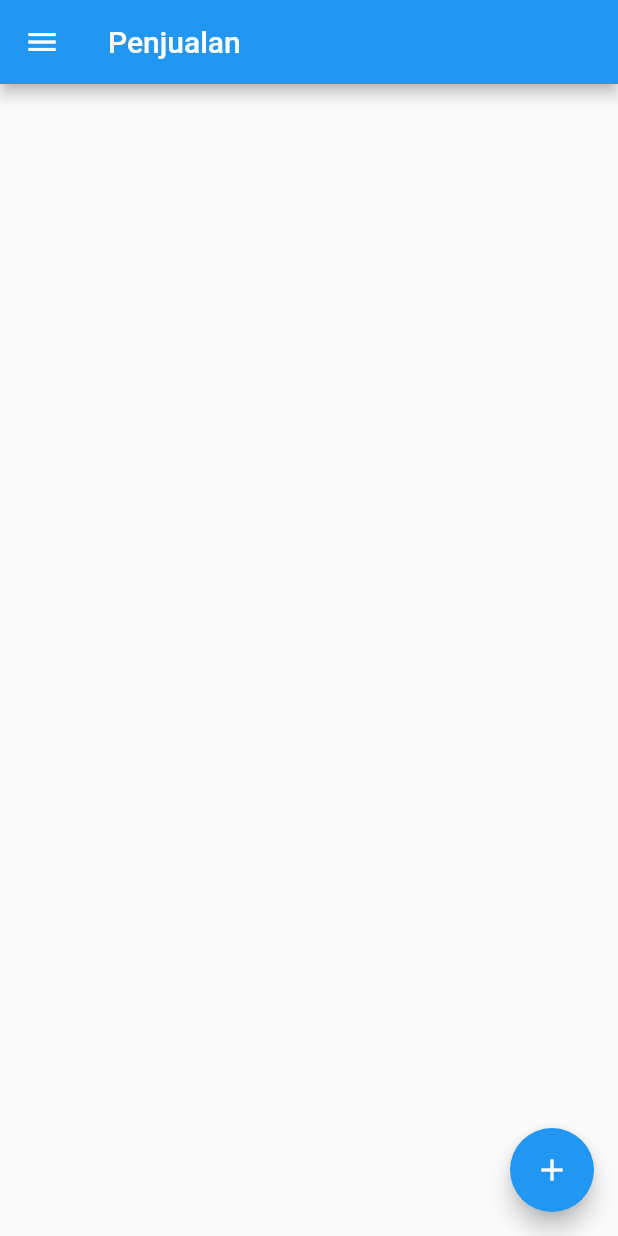
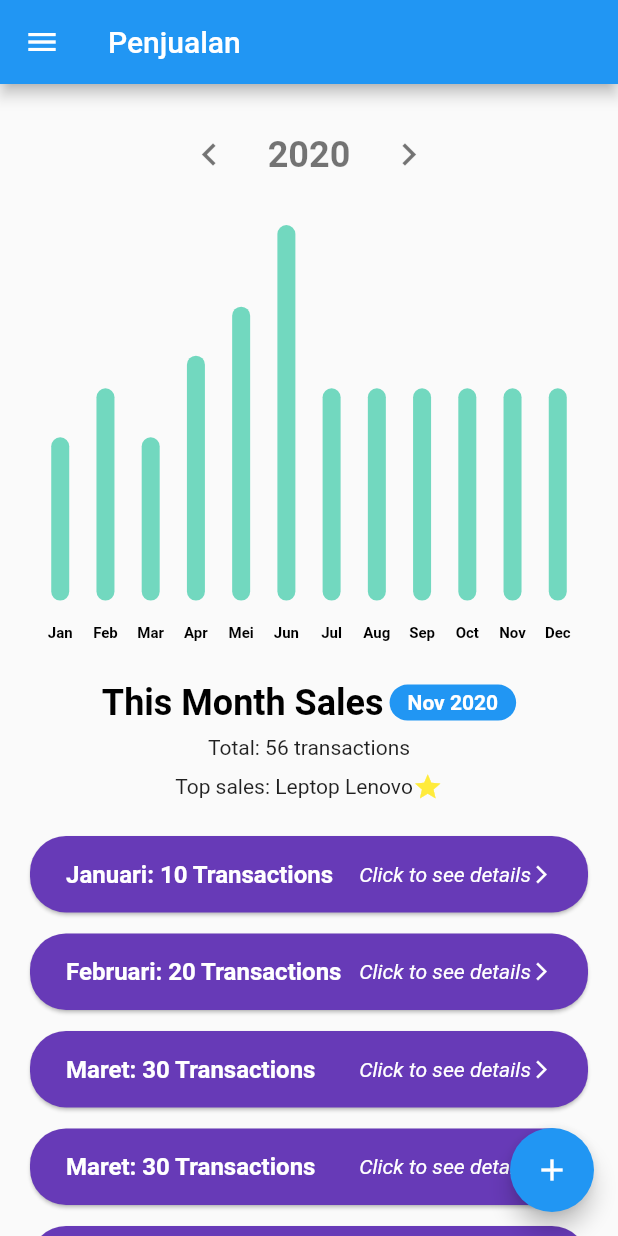
Before and after one commit to melvern24572/skripsi, a Flutter app: the Home screen opened by its route, on a phone screen of 412 x 824 dp. Run offline on Flutter 3.47's test engine with Material 2 defaults, Android fonts, the phone set to English and light mode, and no system bars; drawn by our look-alikes of fl_chart; our stand-ins replace firebase_core, fluttertoast, modal_progress_hud; accounts and stored records are empty; network calls fail.

Commit message:
implement new ui design on home.dart

```diff
--- /dev/null
+++ b/lib/components/bar_chart.dart
@@ -0,0 +1,192 @@
+import 'package:fl_chart/fl_chart.dart';
+import 'package:flutter/material.dart';
+
+class BarChartComponent extends StatefulWidget {
+  @override
+  _BarChartComponentState createState() => _BarChartComponentState();
+}
+
+class _BarChartComponentState extends State<BarChartComponent> {
+  final Color barBackgroundColor = const Color(0xff72d8bf);
+  final Duration animDuration = const Duration(milliseconds: 250);
+  int touchedIndex;
+  bool isPlaying = false;
+
+  @override
+  Widget build(BuildContext context) {
+    return Container(
+        padding: EdgeInsets.all(16.0),
+        alignment: Alignment.center,
+        child: BarChart(
+          mainBarData(),
+          swapAnimationDuration: animDuration,
+        )
+    );
+  }
+
+  BarChartData mainBarData() {
+    return BarChartData(
+      barTouchData: BarTouchData(
+        touchTooltipData: BarTouchTooltipData(
+            tooltipBgColor: Colors.blueGrey,
+            getTooltipItem: (group, groupIndex, rod, rodIndex) {
+              String weekDay;
+              switch (group.x.toInt()) {
+                case 0:
+                  weekDay = 'Januari';
+                  break;
+                case 1:
+                  weekDay = 'Februari';
+                  break;
+                case 2:
+                  weekDay = 'Maret';
+                  break;
+                case 3:
+                  weekDay = 'April';
+                  break;
+                case 4:
+                  weekDay = 'Mei';
+                  break;
+                case 5:
+                  weekDay = 'Juni';
+                  break;
+                case 6:
+                  weekDay = 'Juli';
+                  break;
+                case 7:
+                  weekDay = 'Agustus';
+                  break;
+                case 8:
+                  weekDay = 'September';
+                  break;
+                case 9:
+                  weekDay = 'Oktober';
+                  break;
+                case 10:
+                  weekDay = 'November';
+                  break;
+                case 11:
+                  weekDay = 'Desember';
+                  break;
+              }
+              return BarTooltipItem(
+                  weekDay + '\n' + (rod.y - 1).toString(), TextStyle(color: Colors.yellow));
+            }),
+        touchCallback: (barTouchResponse) {
+          setState(() {
+            if (barTouchResponse.spot != null &&
+                barTouchResponse.touchInput is! FlPanEnd &&
+                barTouchResponse.touchInput is! FlLongPressEnd) {
+              touchedIndex = barTouchResponse.spot.touchedBarGroupIndex;
+            } else {
+              touchedIndex = -1;
+            }
+          });
+        },
+      ),
+      titlesData: FlTitlesData(
+        show: true,
+        bottomTitles: SideTitles(
+          showTitles: true,
+          getTextStyles: (value) =>
+          const TextStyle(color: Colors.black, fontWeight: FontWeight.bold, fontSize: 10),
+          margin: 16,
+          getTitles: (double value) {
+            switch (value.toInt()) {
+              case 0:
+                return 'Jan';
+              case 1:
+                return 'Feb';
+              case 2:
+                return 'Mar';
+              case 3:
+                return 'Apr';
+              case 4:
+                return 'Mei';
+              case 5:
+                return 'Jun';
+              case 6:
+                return 'Jul';
+              case 7:
+                return 'Aug';
+              case 8:
+                return 'Sep';
+              case 9:
+                return 'Oct';
+              case 10:
+                return 'Nov';
+              case 11:
+                return 'Dec';
+              default:
+                return '';
+            }
+          },
+        ),
+        leftTitles: SideTitles(
+          showTitles: false,
+        ),
+      ),
+      borderData: FlBorderData(
+        show: false,
+      ),
+      barGroups: showingGroups(),
+    );
+  }
+
+  List<BarChartGroupData> showingGroups() => List.generate(12, (i) {
+    switch (i) {
+      case 0:
+        return makeGroupData(0, 5, isTouched: i == touchedIndex);
+      case 1:
+        return makeGroupData(1, 6.5, isTouched: i == touchedIndex);
+      case 2:
+        return makeGroupData(2, 5, isTouched: i == touchedIndex);
+      case 3:
+        return makeGroupData(3, 7.5, isTouched: i == touchedIndex);
+      case 4:
+        return makeGroupData(4, 9, isTouched: i == touchedIndex);
+      case 5:
+        return makeGroupData(5, 11.5, isTouched: i == touchedIndex);
+      case 6:
+        return makeGroupData(6, 6.5, isTouched: i == touchedIndex);
+      case 7:
+        return makeGroupData(7, 6.5, isTouched: i == touchedIndex);
+      case 8:
+        return makeGroupData(8, 6.5, isTouched: i == touchedIndex);
+      case 9:
+        return makeGroupData(9, 6.5, isTouched: i == touchedIndex);
+      case 10:
+        return makeGroupData(10, 6.5, isTouched: i == touchedIndex);
+      case 11:
+        return makeGroupData(11, 6.5, isTouched: i == touchedIndex);
+      default:
+        return null;
+    }
+  });
+
+  BarChartGroupData makeGroupData(
+      int x,
+      double y, {
+        bool isTouched = false,
+        Color barColor = const Color(0xff72d8bf),
+        double width = 12,
+        List<int> showTooltips = const [],
+      }) {
+    return BarChartGroupData(
+      x: x,
+      barRods: [
+        BarChartRodData(
+          y: isTouched ? y + 1 : y,
+          colors: isTouched ? [Colors.yellow] : [barColor],
+          width: width,
+          backDrawRodData: BackgroundBarChartRodData(
+            show: false,
+            y: 20,
+            colors: [Colors.black12],
+          ),
+        ),
+      ],
+      showingTooltipIndicators: showTooltips,
+    );
+  }
+}
--- a/lib/components/gridview_card.dart
+++ b/lib/components/gridview_card.dart
@@ -1,3 +1,4 @@
+import 'package:flutter/cupertino.dart';
 import 'package:flutter/material.dart';
 
 class GridViewCard extends StatelessWidget {
@@ -14,23 +15,36 @@ class GridViewCard extends StatelessWidget {
 
   @override
   Widget build(BuildContext context) {
-    return Card(
-      child: GestureDetector(
+    return Container(
+      width: double.infinity,
+      padding: EdgeInsets.symmetric(horizontal: 16, vertical: 3),
+      child: Card(
+        shape: RoundedRectangleBorder(borderRadius: BorderRadius.all(Radius.circular(24))),
+        color: Colors.deepPurple,
+        child: InkWell(
+          splashColor: Colors.purpleAccent,
+          borderRadius: BorderRadius.circular(24),
           onTap: ontap,
-        child: Column(
-          mainAxisAlignment: MainAxisAlignment.center,
-          crossAxisAlignment: CrossAxisAlignment.center,
+          child: Container(
+            decoration: BoxDecoration(borderRadius: BorderRadius.all(Radius.circular(24))),
+            padding: EdgeInsets.symmetric(horizontal: 24, vertical: 16),
+            child: Row(
               children: <Widget>[
                 Text(
                   bulan,
                   style: TextStyle(
-                color: Colors.black,
-                fontSize: 25.0,
+                    color: Colors.white,
+                    fontSize: 16.0,
                     fontWeight: FontWeight.bold,
                   ),
                 ),
-            Text(total, style: TextStyle(color: Colors.black, fontSize: 25.0, fontWeight: FontWeight.bold),),
+                Text(": "+ total + " Transactions", style: TextStyle(color: Colors.white, fontSize: 16.0, fontWeight: FontWeight.bold),),
+                Spacer(),
+                Text("Click to see details", style: TextStyle(color: Colors.white, fontSize: 14.0, fontStyle: FontStyle.italic)),
+                Icon(Icons.arrow_forward_ios_sharp, size: 14, color: Colors.white)
               ],
+            ),
+          ),
         ),
       ),
     );
--- a/lib/home.dart
+++ b/lib/home.dart
@@ -1,6 +1,7 @@
 import 'package:flutter/cupertino.dart';
 import 'package:flutter/material.dart';
 import 'package:fluttertoast/fluttertoast.dart';
+import 'package:skripsi/components/bar_chart.dart';
 import 'package:skripsi/utils/function.dart';
 import 'components/drawer.dart';
 import 'package:skripsi/components/constrant.dart' as constrant;
@@ -10,11 +11,11 @@ import 'dart:convert';
 
 import 'list_transaksi.dart';
 
-class TransaksiSummary{
+class TransaksiSummary {}
 
-}
 class Home extends StatefulWidget {
   static const String routeName = "/home";
+
   @override
   _HomeState createState() => _HomeState();
 }
@@ -25,12 +26,25 @@ class _HomeState extends State<Home> {
   DateTime _dateTime;
   TextEditingController month = TextEditingController();
   List tahun = List();
-  var months = ["","Januari", "Februari", "Maret", "April", "Mei", "Juni", "Juli", "Agustus", "September", "Oktober", "November", "Desember"];
+  var months = [
+    "",
+    "Januari",
+    "Februari",
+    "Maret",
+    "April",
+    "Mei",
+    "Juni",
+    "Juli",
+    "Agustus",
+    "September",
+    "Oktober",
+    "November",
+    "Desember"
+  ];
   List total = List();
   String _mySelection;
   List list = List();
   List data = List();
-
 
   Future getTotal() async {
     var url = "${constrant.url}/getTransaksiSummary.php";
@@ -41,7 +55,7 @@ class _HomeState extends State<Home> {
       total = resBody;
     });
 
-    print('total: $total' );
+    print('total: $total');
     return "Sucess";
   }
 
@@ -58,7 +72,7 @@ class _HomeState extends State<Home> {
     return "Sucess";
   }
 
-  Future addTransaction ()async{
+  Future addTransaction() async {
     var url = "${constrant.url}/createTransaksi.php";
     setState(() {
       showSpinner = true;
@@ -66,9 +80,9 @@ class _HomeState extends State<Home> {
     var response = await http.post(url, body: {
       "id_barang": _mySelection,
       "jumlah": qty.text,
-      "tanggal" : _dateTime.day.toString(),
-      "bulan" : _dateTime.month.toString(),
-      "tahun" : _dateTime.year.toString(),
+      "tanggal": _dateTime.day.toString(),
+      "bulan": _dateTime.month.toString(),
+      "tahun": _dateTime.year.toString(),
     });
     var data = json.decode(response.body);
 
@@ -89,31 +103,135 @@ class _HomeState extends State<Home> {
 
   @override
   Widget build(BuildContext context) {
+    setDummyData();
+
     return Scaffold(
       appBar: AppBar(
         title: Text('Penjualan'),
       ),
       drawer: MainDrawer(),
-      body: GridView.builder(
-        gridDelegate: SliverGridDelegateWithFixedCrossAxisCount(
-          crossAxisCount: 2
+      body: SingleChildScrollView(
+        child: Column(
+          children: [
+            SizedBox(
+              height: 16,
             ),
-        itemBuilder: (context, i){
-          return GridViewCard(
-            bulan: months[int.parse(total[i]['bulan'])],
-            total: total[i]['total'].toString(),
-            ontap: (){
+            Row(
+              mainAxisAlignment: MainAxisAlignment.center,
+              children: [
+                InkWell(
+                  onTap: () {},
+                  borderRadius: BorderRadius.circular(50),
+                  child: Container(
+                    padding: EdgeInsets.all(16),
+                    child: Icon(
+                      Icons.keyboard_arrow_left_sharp,
+                      size: 30,
+                      color: Colors.black54,
+                    ),
+                  ),
+                ),
+                SizedBox(
+                  width: 8,
+                ),
+                Text(
+                  "2020",
+                  style: TextStyle(
+                      fontSize: 24.0,
+                      color: Colors.black54,
+                      fontWeight: FontWeight.bold),
+                ),
+                SizedBox(
+                  width: 8,
+                ),
+                InkWell(
+                  onTap: () {},
+                  borderRadius: BorderRadius.circular(50),
+                  child: Container(
+                    padding: EdgeInsets.all(16),
+                    child: Icon(
+                      Icons.keyboard_arrow_right_sharp,
+                      size: 30,
+                      color: Colors.black54,
+                    ),
+                  ),
+                ),
+              ],
+            ),
+            BarChartComponent(),
+            Row(
+              mainAxisAlignment: MainAxisAlignment.center,
+              children: [
+                Text(
+                  "This Month Sales",
+                  style: TextStyle(
+                      fontSize: 24.0,
+                      color: Colors.black,
+                      fontWeight: FontWeight.bold),
+                ),
+                Container(
+                  margin: EdgeInsets.only(left: 4),
+                  padding:
+                      EdgeInsets.symmetric(vertical: 4.0, horizontal: 12.0),
+                  decoration: BoxDecoration(
+                    color: Colors.blue,
+                    borderRadius: BorderRadius.all(Radius.circular(16)),
+                  ),
+                  child: Text(
+                    "Nov 2020",
+                    style: TextStyle(
+                        color: Colors.white, fontWeight: FontWeight.bold),
+                  ),
+                ),
+              ],
+            ),
+            Container(
+              margin: EdgeInsets.only(top: 8),
+              child: Text(
+                "Total: 56 transactions",
+              ),
+            ),
+            SizedBox(
+              height: 8,
+            ),
+            Row(
+              mainAxisAlignment: MainAxisAlignment.center,
+              crossAxisAlignment: CrossAxisAlignment.center,
+              children: [
+                Container(
+                  child: Text("Top sales: Leptop Lenovo"),
+                ),
+                Icon(
+                  Icons.star,
+                  color: Colors.yellow,
+                  size: 20,
+                ),
+              ],
+            ),
+            SizedBox(
+              height: 16,
+            ),
+            ListView.builder(
+              physics: const NeverScrollableScrollPhysics(),
+              shrinkWrap: true,
+              itemCount: total.length,
+              itemBuilder: (context, i) => GridViewCard(
+                ontap: () {
                   Navigator.push(
                     context,
-                MaterialPageRoute(builder: (context) => ListTransaksi(
+                    MaterialPageRoute(
+                        builder: (context) => ListTransaksi(
                               bulan: total[i]['bulan'],
                               tahun: total[i]['tahun'],
                             )),
                   );
                 },
-          );
-        },
-        itemCount: total.length,
+                bulan: months[int.parse(total[i]['bulan'])],
+                total: total[i]['total'],
+              ),
+            ),
+          ],
+        ),
       ),
       floatingActionButton: FloatingActionButton(
         child: Icon(
@@ -157,20 +275,22 @@ class _HomeState extends State<Home> {
                                   child: Row(
                                     mainAxisSize: MainAxisSize.min,
                                     children: [
-                                      Text(_dateTime == null ? 'Masukkan tanggal' : _dateTime.toString()),
+                                      Text(_dateTime == null
+                                          ? 'Masukkan tanggal'
+                                          : _dateTime.toString()),
                                       Spacer(
                                         flex: 5,
                                       ),
                                       GestureDetector(
                                         child: Icon(Icons.calendar_today),
-                                          onTap: (){
+                                        onTap: () {
                                           showDatePicker(
                                                   context: context,
                                                   initialDate: DateTime.now(),
                                                   firstDate: DateTime(2020),
-                                                lastDate: DateTime(2021)
-                                            ).then((date) {
-                                              setState((){
+                                                  lastDate: DateTime(2021))
+                                              .then((date) {
+                                            setState(() {
                                               _dateTime = date;
                                             });
                                           });
@@ -183,8 +303,7 @@ class _HomeState extends State<Home> {
                                   padding: EdgeInsets.all(8.0),
                                   child: TextField(
                                     decoration: InputDecoration(
-                                      hintText: "Masukkan Jumlah Barang"
-                                    ),
+                                        hintText: "Masukkan Jumlah Barang"),
                                     controller: qty,
                                     keyboardType: TextInputType.number,
                                   ),
@@ -226,4 +345,15 @@ class _HomeState extends State<Home> {
       ),
     );
   }
+
+  void setDummyData() {
+    total = [
+      {"total": "10", "bulan": "1", "tahun": "2020"},
+      {"total": "20", "bulan": "2", "tahun": "2020"},
+      {"total": "30", "bulan": "3", "tahun": "2020"},
+      {"total": "30", "bulan": "3", "tahun": "2020"},
+      {"total": "30", "bulan": "3", "tahun": "2020"},
+      {"total": "30", "bulan": "3", "tahun": "2020"},
+    ];
   }
+}
--- a/lib/list_transaksi.dart
+++ b/lib/list_transaksi.dart
@@ -60,6 +60,8 @@ class _State extends State<ListTransaksi> {
   Widget build(BuildContext context) {
 //    print('bulan : ${widget.bulan}');
 //    print('tahun :${}widget.tahun');
+  setDummyData();
+
     return Scaffold(
       appBar: AppBar(
         title: Text(months[int.parse(widget.bulan)]),
@@ -74,4 +76,12 @@ class _State extends State<ListTransaksi> {
           })
     );
   }
+
+  void setDummyData(){
+    transaksi = [{"id_transaksi": "1", "nama_barang": "Lenovo FX505GE", "kategori_barang": "Laptop Lenovo", "jumlah": "8"},
+      {"id_transaksi": "1", "nama_barang": "Lenovo FX505GE", "kategori_barang": "Laptop Lenovo", "jumlah": "8"},
+      {"id_transaksi": "1", "nama_barang": "Lenovo FX505GE", "kategori_barang": "Laptop Lenovo", "jumlah": "8"},
+      {"id_transaksi": "1", "nama_barang": "Lenovo FX505GE", "kategori_barang": "Laptop Lenovo", "jumlah": "8"},
+      {"id_transaksi": "1", "nama_barang": "Lenovo FX505GE", "kategori_barang": "Laptop Lenovo", "jumlah": "8"}];
+  }
 }
--- a/lib/main.dart
+++ b/lib/main.dart
@@ -1,4 +1,5 @@
 import 'package:flutter/material.dart';
+import 'package:skripsi/home.dart';
 import 'package:skripsi/login_screen.dart';
 import 'package:firebase_core/firebase_core.dart';
 import './components/routes.dart';
@@ -16,7 +17,7 @@ class MyApp extends StatelessWidget {
   Widget build(BuildContext context) {
     return MaterialApp(
       routes: Routes.getRoutes(context),
-      initialRoute: LoginScreen.routeName,
+      initialRoute: Home.routeName,
       /*theme: ThemeData(
         primaryColor: Colors.black,
         scaffoldBackgroundColor: Colors.white,
--- a/pubspec.yaml
+++ b/pubspec.yaml
@@ -16,6 +16,7 @@ dependencies:
   firebase_auth: ^0.18.0+1
   firebase_core: ^0.5.0
   flutter_svg: ^0.19.0
+  fl_chart: ^0.12.0
   flutter:
     sdk: flutter
   cupertino_icons: ^0.1.3
```
Also changed, not shown: pubspec.lock. Lines whose indentation alone changed are shown as unchanged.
